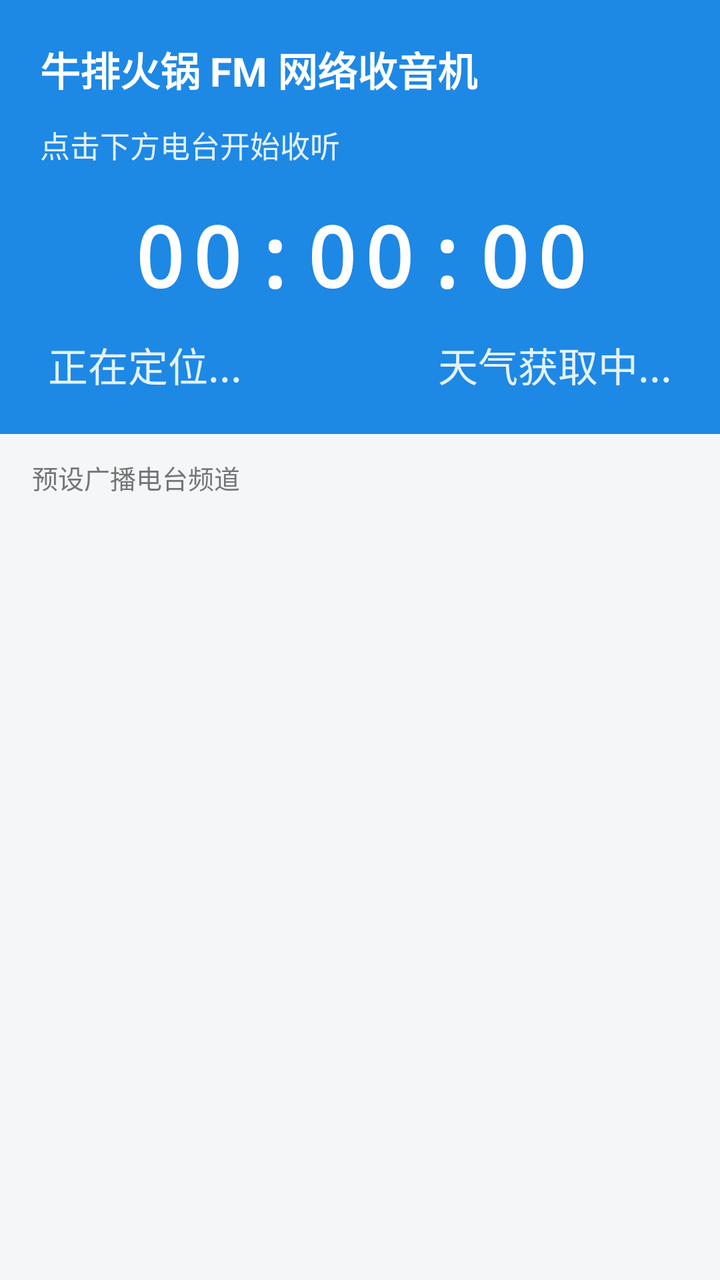
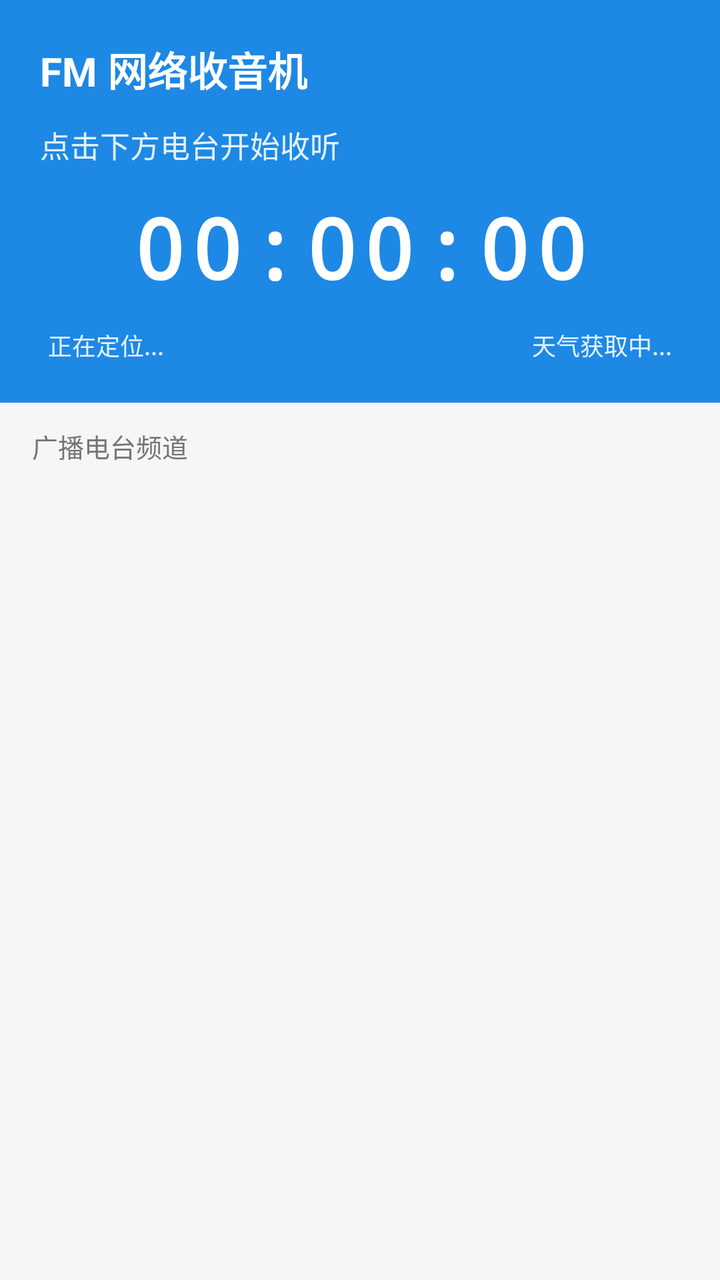

Screens rendered from an Android XML layout before and after an edit, with the pre-edit source and the edit as a unified diff.
<!-- AndroidManifest.xml: application theme Theme.RadioFM -->
<!-- res/layout/activity_main.xml -->
<?xml version="1.0" encoding="utf-8"?>
<LinearLayout xmlns:android="http://schemas.android.com/apk/res/android"
    android:layout_width="match_parent"
    android:layout_height="match_parent"
    android:orientation="vertical"
    android:background="@color/page_background">

    
    <LinearLayout
        android:layout_width="match_parent"
        android:layout_height="wrap_content"
        android:orientation="vertical"
        android:background="@color/header_background"
        android:padding="20dp">

        <TextView
            android:layout_width="wrap_content"
            android:layout_height="wrap_content"
            android:text="牛排火锅 FM 网络收音机"
            android:textColor="@color/header_title_text"
            android:textSize="20sp"
            android:textStyle="bold" />

        <TextView
            android:id="@+id/tv_current_channel"
            android:layout_width="match_parent"
            android:layout_height="wrap_content"
            android:layout_marginTop="12dp"
            android:text="点击下方电台开始收听"
            android:textColor="@color/header_subtitle_text"
            android:textSize="15sp" />

        
        <TextView
            android:id="@+id/tv_clock"
            android:layout_width="match_parent"
            android:layout_height="wrap_content"
            android:layout_marginTop="16dp"
            android:fontFamily="monospace"
            android:gravity="center"
            android:letterSpacing="0.08"
            android:text="00:00:00"
            android:textColor="@color/header_title_text"
            android:textSize="42sp"
            android:textStyle="bold" />

        
        <LinearLayout
            android:id="@+id/layout_location_weather"
            android:layout_width="match_parent"
            android:layout_height="wrap_content"
            android:layout_marginTop="12dp"
            android:orientation="horizontal"
            android:gravity="center_vertical"
            android:paddingHorizontal="4dp">

            
            <TextView
                android:id="@+id/tv_location"
                android:layout_width="0dp"
                android:layout_height="wrap_content"
                android:layout_weight="1"
                android:gravity="start|center_vertical"
                android:singleLine="true"
                android:ellipsize="end"
                android:text="正在定位..."
                android:textColor="@color/header_subtitle_text"
                android:textSize="20sp" />

            
            <TextView
                android:id="@+id/tv_weather"
                android:layout_width="wrap_content"
                android:layout_height="wrap_content"
                android:layout_marginStart="8dp"
                android:gravity="end|center_vertical"
                android:singleLine="true"
                android:text="天气获取中..."
                android:textColor="@color/header_subtitle_text"
                android:textSize="20sp" />
        </LinearLayout>
    </LinearLayout>

    
    <TextView
        android:layout_width="match_parent"
        android:layout_height="wrap_content"
        android:paddingHorizontal="16dp"
        android:paddingVertical="12dp"
        android:text="预设广播电台频道"
        android:textColor="@color/section_title_text"
        android:textSize="13sp" />

    
    <androidx.recyclerview.widget.RecyclerView
        android:id="@+id/rv_channels"
        android:layout_width="match_parent"
        android:layout_height="0dp"
        android:layout_weight="1" />

</LinearLayout>
<!-- resources referenced by this layout -->
<resources>
  <color name="header_background">#1E88E5</color>
  <color name="header_subtitle_text">#E3F2FD</color>
  <color name="header_title_text">#FFFFFF</color>
  <color name="page_background">#F5F6F8</color>
  <color name="section_title_text">#757575</color>
  <style name="Theme.RadioFM" parent="Theme.MaterialComponents.DayNight.NoActionBar">
          <item name="colorPrimary">@color/primary</item>
          <item name="colorPrimaryDark">@color/primary_dark</item>
          <item name="colorAccent">@color/accent</item>
          <item name="android:windowBackground">@color/page_background</item>
      </style>
  <color name="primary">#1E88E5</color>
  <color name="primary_dark">#1565C0</color>
  <color name="accent">#FF4081</color>
</resources>

<!-- the commit's change to res/layout/activity_main.xml (unified diff, before → after) -->
@@ -16,7 +16,7 @@
         <TextView
             android:layout_width="wrap_content"
             android:layout_height="wrap_content"
-            android:text="牛排火锅 FM 网络收音机"
+            android:text="FM 网络收音机"
             android:textColor="@color/header_title_text"
             android:textSize="20sp"
             android:textStyle="bold" />
@@ -35,7 +35,7 @@
             android:id="@+id/tv_clock"
             android:layout_width="match_parent"
             android:layout_height="wrap_content"
-            android:layout_marginTop="16dp"
+            android:layout_marginTop="12dp"
             android:fontFamily="monospace"
             android:gravity="center"
             android:letterSpacing="0.08"
@@ -65,7 +65,7 @@
                 android:ellipsize="end"
                 android:text="正在定位..."
                 android:textColor="@color/header_subtitle_text"
-                android:textSize="20sp" />
+                android:textSize="12sp" />
 
             
             <TextView
@@ -77,7 +77,7 @@
                 android:singleLine="true"
                 android:text="天气获取中..."
                 android:textColor="@color/header_subtitle_text"
-                android:textSize="20sp" />
+                android:textSize="12sp" />
         </LinearLayout>
     </LinearLayout>
 
@@ -87,7 +87,7 @@
         android:layout_height="wrap_content"
         android:paddingHorizontal="16dp"
         android:paddingVertical="12dp"
-        android:text="预设广播电台频道"
+        android:text="广播电台频道"
         android:textColor="@color/section_title_text"
         android:textSize="13sp" />
 
